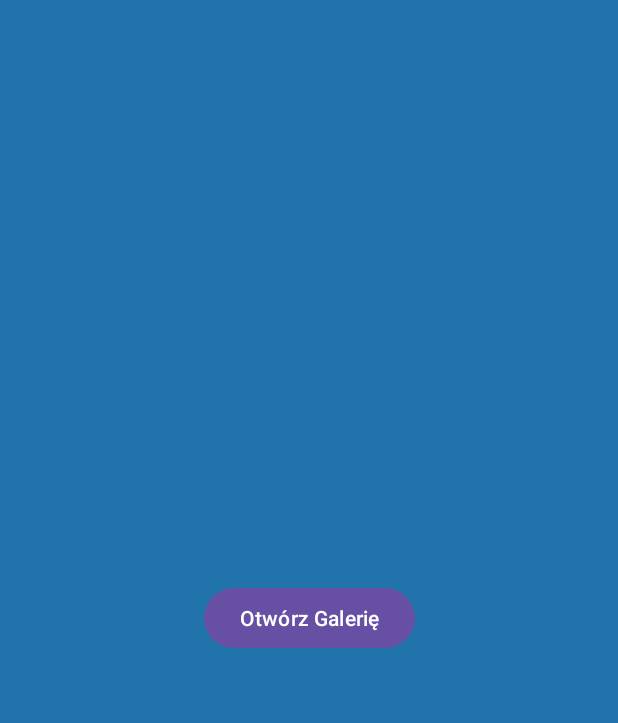
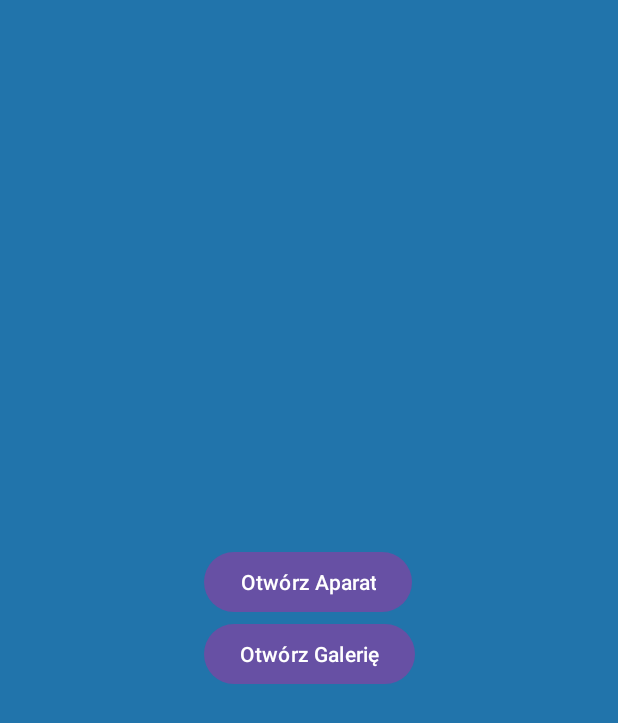
Before and after one commit to JakubJakacki18/OptigAI, an Android app: the screen it shows after launch (MainActivity), on a phone screen of 412 x 824 dp. Shown: the top 723 px of the screen. Run offline under Robolectric (Android 15) with nearby library versions, the phone set to English and light mode, and no system bars.

Commit message:
Created camera activity - created prototype of CameraActivity view, - added a button to the MainActivity view to inflate the CameraActivity - added camera permissions to AndroidManifest.xml - added dependencies of the CameraX library - added checking permissions in CameraActivity

```diff
--- a/app/src/main/java/pl/pb/optigai/MainActivity.kt
+++ b/app/src/main/java/pl/pb/optigai/MainActivity.kt
@@ -4,19 +4,25 @@ import android.content.Intent
 import android.os.Bundle
 import android.widget.Button
 import androidx.appcompat.app.AppCompatActivity
+import pl.pb.optigai.ui.CameraActivity
 import pl.pb.optigai.ui.PhotoAlbumActivity
 
 class MainActivity : AppCompatActivity() {
-
     override fun onCreate(savedInstanceState: Bundle?) {
         super.onCreate(savedInstanceState)
         setContentView(R.layout.activity_main)
 
+        val cameraButton: Button = findViewById(R.id.cameraButton)
         val galleryButton: Button = findViewById(R.id.galleryButton)
 
         galleryButton.setOnClickListener {
             val intent = Intent(this, PhotoAlbumActivity::class.java)
             startActivity(intent)
         }
+
+        cameraButton.setOnClickListener {
+            val intent = Intent(this, CameraActivity::class.java)
+            startActivity(intent)
+        }
     }
 }
--- a/app/src/main/res/layout/activity_main.xml
+++ b/app/src/main/res/layout/activity_main.xml
@@ -7,13 +7,28 @@
     android:layout_height="match_parent"
     android:background="@color/lightblue"
     tools:context=".MainActivity">
-    <Button
-        android:id="@+id/galleryButton"
+
+    <LinearLayout
         android:layout_width="wrap_content"
         android:layout_height="wrap_content"
-        android:text="Otwórz Galerię"
-        app:layout_constraintTop_toTopOf="parent"
+
+        android:orientation="vertical"
         app:layout_constraintBottom_toBottomOf="parent"
+        app:layout_constraintEnd_toEndOf="parent"
         app:layout_constraintStart_toStartOf="parent"
-        app:layout_constraintEnd_toEndOf="parent" />
+        app:layout_constraintTop_toTopOf="parent">
+
+        <Button
+            android:id="@+id/cameraButton"
+            android:layout_width="wrap_content"
+            android:layout_height="wrap_content"
+            android:text="Otwórz Aparat" />
+
+        <Button
+            android:id="@+id/galleryButton"
+            android:layout_width="wrap_content"
+            android:layout_height="wrap_content"
+            android:text="Otwórz Galerię" />
+    </LinearLayout>
+
 </androidx.constraintlayout.widget.ConstraintLayout>
```
Also changed, not shown: app/build.gradle.kts (+12 -1 lines), app/src/main/AndroidManifest.xml (+8 -1 lines), app/src/main/java/pl/pb/optigai/ui/CameraActivity.kt (added, +50 -0 lines), app/src/main/java/pl/pb/optigai/utils/PermissionHandler.kt (added, +14 -0 lines), app/src/main/res/layout/activity_camera.xml (added, +60 -0 lines), gradle/libs.versions.toml (+8 -0 lines).
